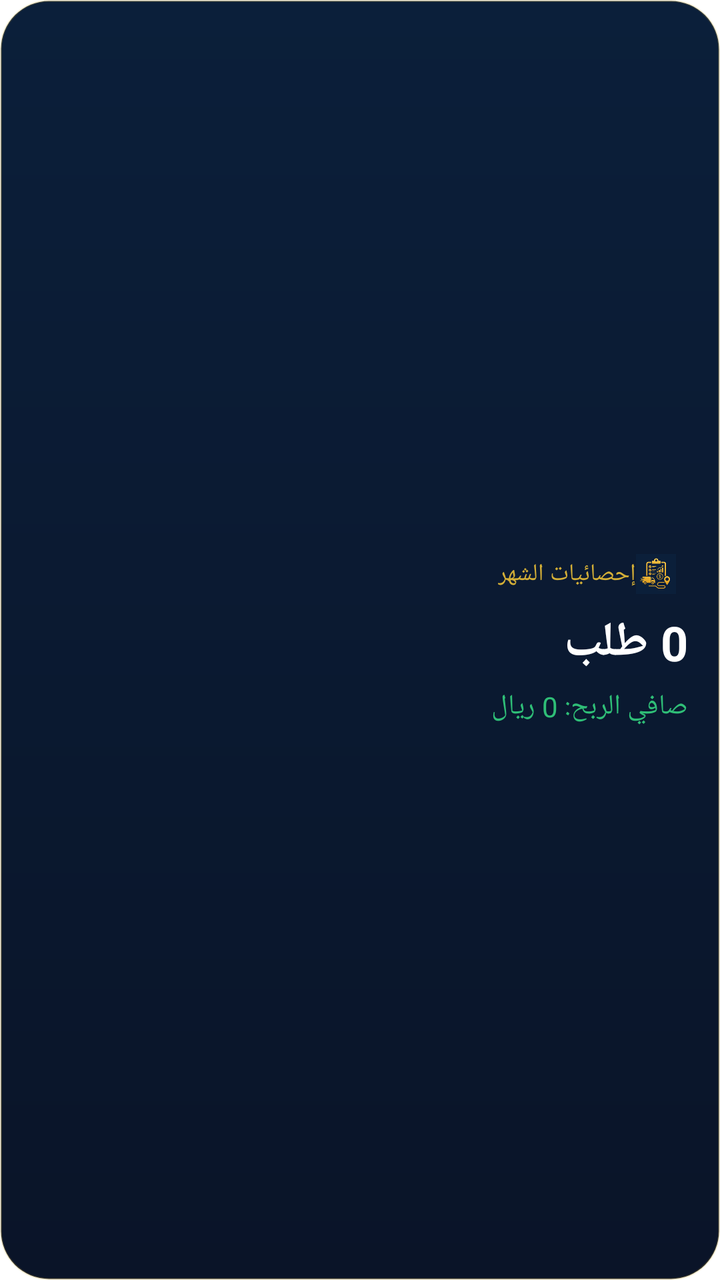
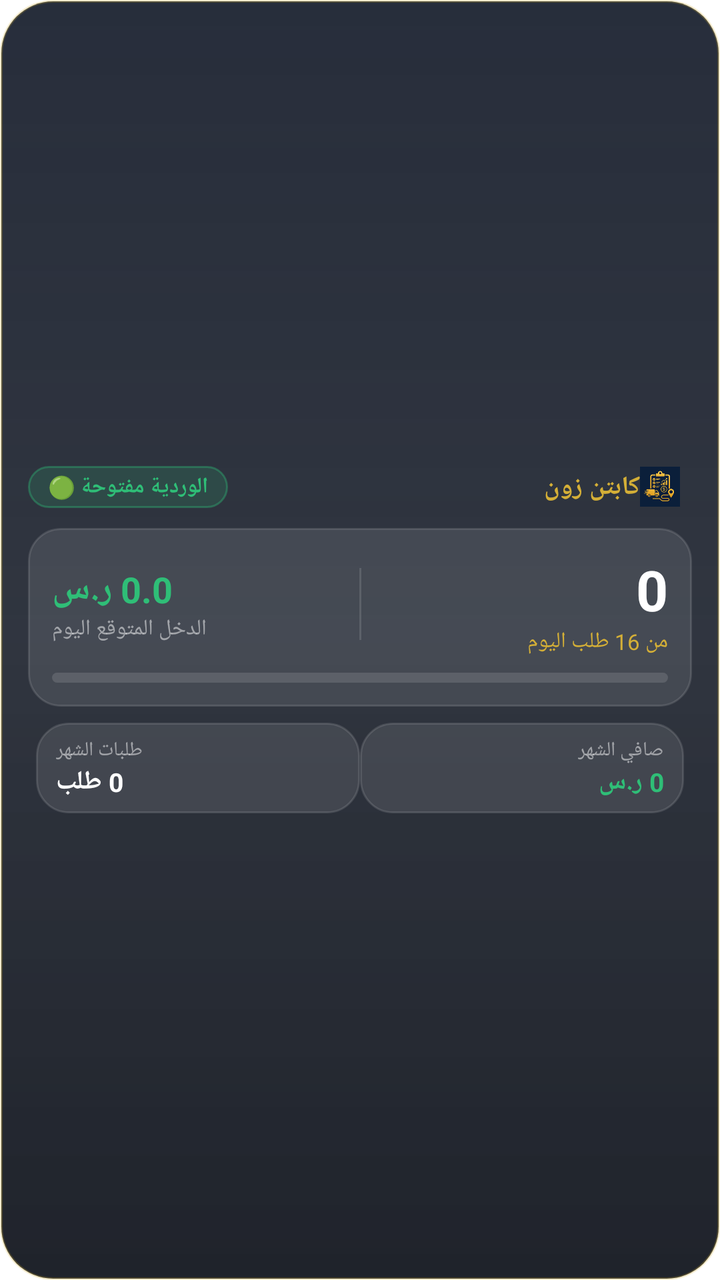

Two renders of the same Android screen: before a commit and after it. Below are the layout's source before the change and the commit's diff.
<!-- AndroidManifest.xml: fallback theme Theme.MaterialComponents.DayNight.NoActionBar -->
<!-- res/layout/order_widget.xml -->
<?xml version="1.0" encoding="utf-8"?>
<LinearLayout xmlns:android="http://schemas.android.com/apk/res/android"
    android:id="@+id/widget_root"
    android:layout_width="match_parent"
    android:layout_height="match_parent"
    android:background="@drawable/widget_background"
    android:orientation="vertical"
    android:padding="16dp"
    android:layoutDirection="rtl"
    android:gravity="center_vertical">

    <LinearLayout
        android:layout_width="match_parent"
        android:layout_height="wrap_content"
        android:orientation="horizontal"
        android:gravity="center_vertical"
        android:layout_marginBottom="8dp">

        <ImageView
            android:layout_width="20dp"
            android:layout_height="20dp"
            android:src="@mipmap/ic_launcher"
            android:layout_marginStart="6dp"/>

        <TextView
            android:id="@+id/widget_month_label"
            android:layout_width="wrap_content"
            android:layout_height="wrap_content"
            android:text="إحصائيات الشهر"
            android:textColor="#D4AF37"
            android:textSize="12sp"/>
    </LinearLayout>

    <TextView
        android:id="@+id/widget_orders"
        android:layout_width="wrap_content"
        android:layout_height="wrap_content"
        android:text="0 طلب"
        android:textColor="#FFFFFF"
        android:textSize="24sp"
        android:textStyle="bold"/>

    <TextView
        android:id="@+id/widget_net"
        android:layout_width="wrap_content"
        android:layout_height="wrap_content"
        android:text="صافي الربح: 0 ريال"
        android:textColor="#2FBE77"
        android:textSize="14sp"
        android:layout_marginTop="6dp"/>

</LinearLayout>
<!-- resources referenced by this layout -->
<resources>
  <!-- drawable widget_background (drawable) -->
  <?xml version="1.0" encoding="utf-8"?>
  <shape xmlns:android="http://schemas.android.com/apk/res/android">
      <corners android:radius="24dp"/>
      <gradient
          android:startColor="#0B1F3A"
          android:endColor="#0A1428"
          android:angle="270"/>
      <stroke android:width="1dp" android:color="#33D4AF37"/>
  </shape>
  <!-- mipmap ic_launcher: png bitmap (mipmap-hdpi, 6735 bytes) -->
</resources>

<!-- the commit's change to res/layout/order_widget.xml (unified diff, before → after) -->
@@ -5,16 +5,17 @@
     android:layout_height="match_parent"
     android:background="@drawable/widget_background"
     android:orientation="vertical"
-    android:padding="16dp"
+    android:padding="14dp"
     android:layoutDirection="rtl"
     android:gravity="center_vertical">
 
+    
     <LinearLayout
         android:layout_width="match_parent"
         android:layout_height="wrap_content"
         android:orientation="horizontal"
         android:gravity="center_vertical"
-        android:layout_marginBottom="8dp">
+        android:layout_marginBottom="10dp">
 
         <ImageView
             android:layout_width="20dp"
@@ -23,30 +24,181 @@
             android:layout_marginStart="6dp"/>
 
         <TextView
-            android:id="@+id/widget_month_label"
             android:layout_width="wrap_content"
             android:layout_height="wrap_content"
-            android:text="إحصائيات الشهر"
+            android:text="كابتن زون"
             android:textColor="#D4AF37"
-            android:textSize="12sp"/>
+            android:textStyle="bold"
+            android:textSize="13sp"/>
+
+        <View
+            android:layout_width="0dp"
+            android:layout_height="1dp"
+            android:layout_weight="1"/>
+
+        
+        <TextView
+            android:id="@+id/widget_status_badge"
+            android:layout_width="wrap_content"
+            android:layout_height="wrap_content"
+            android:background="@drawable/widget_badge_active"
+            android:paddingHorizontal="10dp"
+            android:paddingVertical="3dp"
+            android:text="الوردية مفتوحة 🟢"
+            android:textColor="#2FBE77"
+            android:textSize="11sp"
+            android:textStyle="bold"/>
     </LinearLayout>
 
-    <TextView
-        android:id="@+id/widget_orders"
-        android:layout_width="wrap_content"
+    
+    <LinearLayout
+        android:layout_width="match_parent"
         android:layout_height="wrap_content"
-        android:text="0 طلب"
-        android:textColor="#FFFFFF"
-        android:textSize="24sp"
-        android:textStyle="bold"/>
-
-    <TextView
-        android:id="@+id/widget_net"
-        android:layout_width="wrap_content"
+        android:background="@drawable/widget_glass_card"
+        android:orientation="vertical"
+        android:padding="12dp"
+        android:layout_marginBottom="8dp">
+
+        <LinearLayout
+            android:layout_width="match_parent"
+            android:layout_height="wrap_content"
+            android:orientation="horizontal"
+            android:gravity="center_vertical">
+
+            
+            <LinearLayout
+                android:layout_width="0dp"
+                android:layout_height="wrap_content"
+                android:layout_weight="1"
+                android:orientation="vertical">
+
+                <TextView
+                    android:id="@+id/widget_today_orders"
+                    android:layout_width="wrap_content"
+                    android:layout_height="wrap_content"
+                    android:text="0"
+                    android:textColor="#FFFFFF"
+                    android:textSize="28sp"
+                    android:textStyle="bold"/>
+
+                <TextView
+                    android:id="@+id/widget_today_target_sub"
+                    android:layout_width="wrap_content"
+                    android:layout_height="wrap_content"
+                    android:text="من 16 طلب اليوم"
+                    android:textColor="#D4AF37"
+                    android:textSize="11sp"/>
+            </LinearLayout>
+
+            
+            <View
+                android:layout_width="1dp"
+                android:layout_height="36dp"
+                android:background="#20FFFFFF"
+                android:layout_marginHorizontal="10dp"/>
+
+            
+            <LinearLayout
+                android:layout_width="0dp"
+                android:layout_height="wrap_content"
+                android:layout_weight="1"
+                android:orientation="vertical"
+                android:gravity="end">
+
+                <TextView
+                    android:id="@+id/widget_today_income"
+                    android:layout_width="wrap_content"
+                    android:layout_height="wrap_content"
+                    android:text="0.0 ر.س"
+                    android:textColor="#2FBE77"
+                    android:textSize="18sp"
+                    android:textStyle="bold"/>
+
+                <TextView
+                    android:layout_width="wrap_content"
+                    android:layout_height="wrap_content"
+                    android:text="الدخل المتوقع اليوم"
+                    android:textColor="#80FFFFFF"
+                    android:textSize="11sp"/>
+            </LinearLayout>
+        </LinearLayout>
+
+        
+        <ProgressBar
+            android:id="@+id/widget_progress_bar"
+            style="?android:attr/progressBarStyleHorizontal"
+            android:layout_width="match_parent"
+            android:layout_height="5dp"
+            android:layout_marginTop="8dp"
+            android:max="100"
+            android:progress="0"
+            android:progressDrawable="@drawable/widget_progress_bar"/>
+    </LinearLayout>
+
+    
+    <LinearLayout
+        android:layout_width="match_parent"
         android:layout_height="wrap_content"
-        android:text="صافي الربح: 0 ريال"
-        android:textColor="#2FBE77"
-        android:textSize="14sp"
-        android:layout_marginTop="6dp"/>
+        android:orientation="horizontal"
+        android:gravity="center_vertical">
+
+        
+        <LinearLayout
+            android:layout_width="0dp"
+            android:layout_height="wrap_content"
+            android:layout_weight="1"
+            android:background="@drawable/widget_glass_card"
+            android:paddingHorizontal="10dp"
+            android:paddingVertical="7dp"
+            android:orientation="vertical"
+            android:layout_marginStart="4dp">
+
+            <TextView
+                android:id="@+id/widget_month_name_label"
+                android:layout_width="wrap_content"
+                android:layout_height="wrap_content"
+                android:text="صافي الشهر"
+                android:textColor="#80FFFFFF"
+                android:textSize="10sp"/>
+
+            <TextView
+                android:id="@+id/widget_month_net"
+                android:layout_width="wrap_content"
+                android:layout_height="wrap_content"
+                android:text="0 ر.س"
+                android:textColor="#2FBE77"
+                android:textSize="13sp"
+                android:textStyle="bold"/>
+        </LinearLayout>
+
+        
+        <LinearLayout
+            android:layout_width="0dp"
+            android:layout_height="wrap_content"
+            android:layout_weight="1"
+            android:background="@drawable/widget_glass_card"
+            android:paddingHorizontal="10dp"
+            android:paddingVertical="7dp"
+            android:orientation="vertical"
+            android:layout_marginEnd="4dp"
+            android:gravity="end">
+
+            <TextView
+                android:layout_width="wrap_content"
+                android:layout_height="wrap_content"
+                android:text="طلبات الشهر"
+                android:textColor="#80FFFFFF"
+                android:textSize="10sp"/>
+
+            <TextView
+                android:id="@+id/widget_month_orders"
+                android:layout_width="wrap_content"
+                android:layout_height="wrap_content"
+                android:text="0 طلب"
+                android:textColor="#FFFFFF"
+                android:textSize="13sp"
+                android:textStyle="bold"/>
+        </LinearLayout>
+    </LinearLayout>
 
 </LinearLayout>
<!-- resource entries referenced after the edit -->
@@ -3,13 +3,55 @@
   <!-- drawable widget_background (drawable) -->
   <?xml version="1.0" encoding="utf-8"?>
   <shape xmlns:android="http://schemas.android.com/apk/res/android">
-      <corners android:radius="24dp"/>
+      <corners android:radius="26dp"/>
       <gradient
-          android:startColor="#0B1F3A"
-          android:endColor="#0A1428"
+          android:startColor="#E6101726"
+          android:centerColor="#D90C121E"
+          android:endColor="#E6070B14"
           android:angle="270"/>
-      <stroke android:width="1dp" android:color="#33D4AF37"/>
+      <stroke
+          android:width="1.2dp"
+          android:color="#40D4AF37"/>
   </shape>
+  <!-- drawable widget_badge_active (drawable) -->
+  <?xml version="1.0" encoding="utf-8"?>
+  <shape xmlns:android="http://schemas.android.com/apk/res/android">
+      <corners android:radius="14dp"/>
+      <solid android:color="#282FBE77"/>
+      <stroke
+          android:width="1dp"
+          android:color="#602FBE77"/>
+  </shape>
+  <!-- drawable widget_glass_card (drawable) -->
+  <?xml version="1.0" encoding="utf-8"?>
+  <shape xmlns:android="http://schemas.android.com/apk/res/android">
+      <corners android:radius="16dp"/>
+      <solid android:color="#1AFFFFFF"/>
+      <stroke
+          android:width="1dp"
+          android:color="#20FFFFFF"/>
+  </shape>
+  <!-- drawable widget_progress_bar (drawable) -->
+  <?xml version="1.0" encoding="utf-8"?>
+  <layer-list xmlns:android="http://schemas.android.com/apk/res/android">
+      <item android:id="@android:id/background">
+          <shape>
+              <corners android:radius="6dp"/>
+              <solid android:color="#20FFFFFF"/>
+          </shape>
+      </item>
+      <item android:id="@android:id/progress">
+          <clip>
+              <shape>
+                  <corners android:radius="6dp"/>
+                  <gradient
+                      android:startColor="#D4AF37"
+                      android:endColor="#F5D061"
+                      android:angle="0"/>
+              </shape>
+          </clip>
+      </item>
+  </layer-list>
   <!-- mipmap ic_launcher: png bitmap (mipmap-hdpi, 6735 bytes) -->
 </resources>
 
